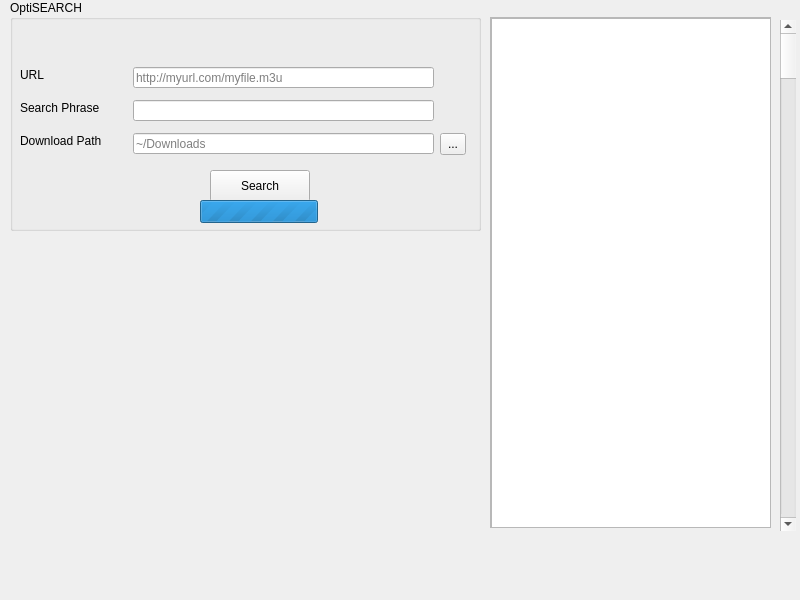
Qt form mainwindow.ui (OptimusGREEN/m3uDL) before a commit.
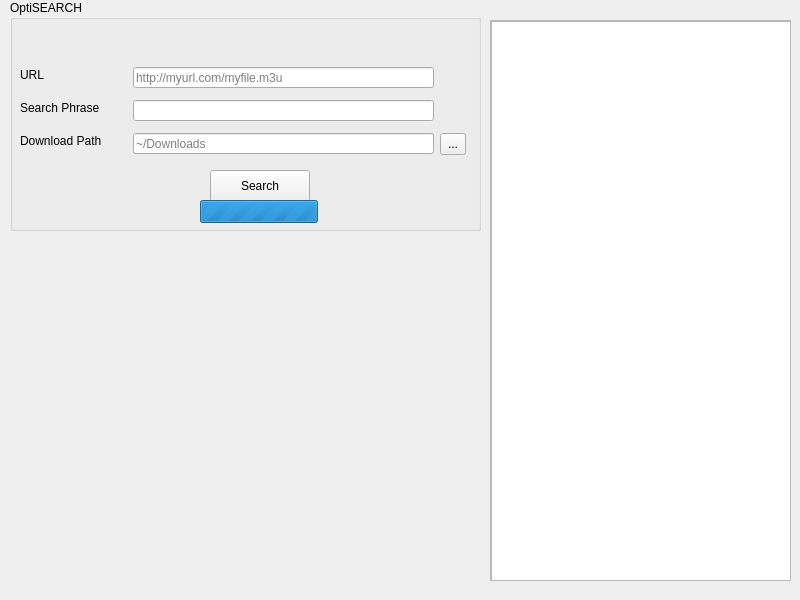
The same form after that commit.

Commit message: listing basics working

```diff
--- a/mainwindow.ui
+++ b/mainwindow.ui
@@ -162,9 +162,9 @@
    <property name="geometry">
     <rect>
      <x>490</x>
-     <y>17</y>
-     <width>281</width>
-     <height>511</height>
+     <y>20</y>
+     <width>301</width>
+     <height>561</height>
     </rect>
    </property>
    <property name="autoFillBackground">
@@ -181,8 +181,8 @@
      <rect>
       <x>0</x>
       <y>0</y>
-      <width>279</width>
-      <height>509</height>
+      <width>299</width>
+      <height>559</height>
      </rect>
     </property>
     <widget class="QListWidget" name="listWidget">
@@ -190,26 +190,13 @@
       <rect>
        <x>0</x>
        <y>0</y>
-       <width>281</width>
-       <height>511</height>
+       <width>301</width>
+       <height>561</height>
       </rect>
      </property>
     </widget>
    </widget>
   </widget>
-  <widget class="QScrollBar" name="verticalScrollBar">
-   <property name="geometry">
-    <rect>
-     <x>780</x>
-     <y>20</y>
-     <width>16</width>
-     <height>511</height>
-    </rect>
-   </property>
-   <property name="orientation">
-    <enum>Qt::Vertical</enum>
-   </property>
-  </widget>
  </widget>
  <resources/>
  <connections/>
```
Left out of the diff: 2 changed lines with no effect on the pictures. The commit also changes 2 other files.
